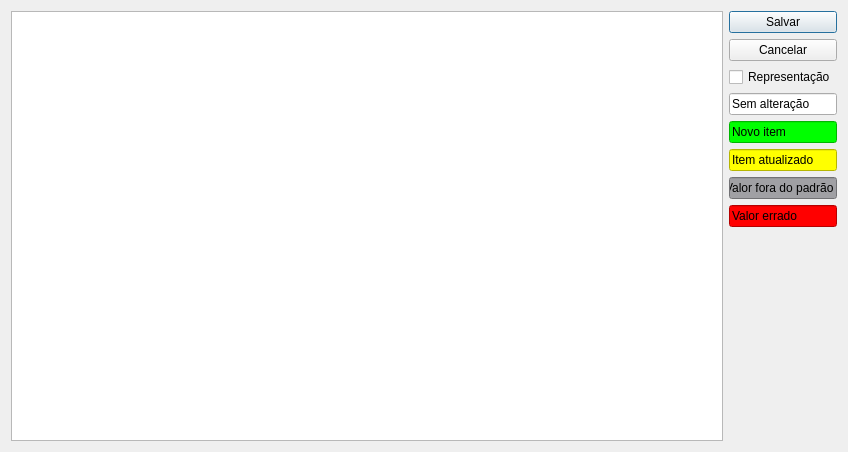
lellisls/ERP-STACCATO, file ui/importaprodutos.ui: the form before one commit.
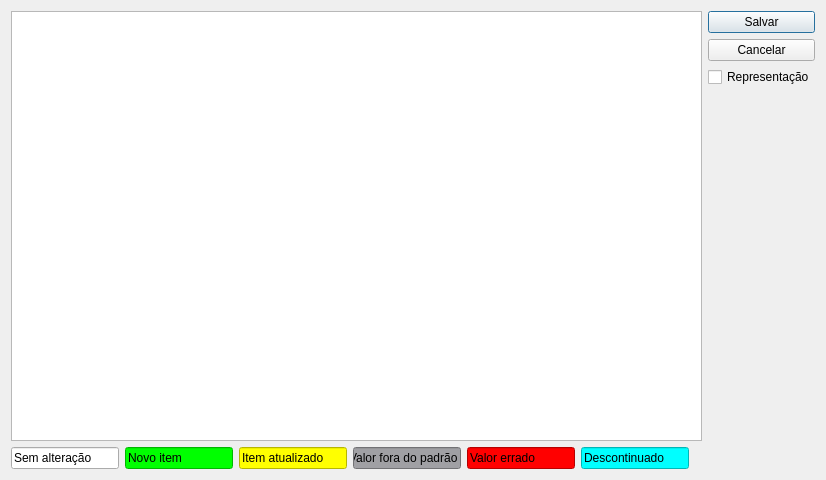
The form after the commit.

```diff
--- a/ui/importaprodutos.ui
+++ b/ui/importaprodutos.ui
@@ -6,67 +6,15 @@
    <rect>
     <x>0</x>
     <y>0</y>
-    <width>848</width>
-    <height>448</height>
+    <width>816</width>
+    <height>476</height>
    </rect>
   </property>
   <property name="windowTitle">
    <string>Importaçao</string>
   </property>
   <layout class="QGridLayout" name="gridLayout">
-   <item row="4" column="1">
-    <widget class="QLineEdit" name="lineEdit_2">
-     <property name="sizePolicy">
-      <sizepolicy hsizetype="Preferred" vsizetype="Fixed">
-       <horstretch>0</horstretch>
-       <verstretch>0</verstretch>
-      </sizepolicy>
-     </property>
-     <property name="styleSheet">
-      <string notr="true">background-color: rgb(0, 255, 0);</string>
-     </property>
-     <property name="text">
-      <string>Novo item</string>
-     </property>
-     <property name="readOnly">
-      <bool>true</bool>
-     </property>
-    </widget>
-   </item>
-   <item row="5" column="1">
-    <widget class="QLineEdit" name="lineEdit_3">
-     <property name="sizePolicy">
-      <sizepolicy hsizetype="Preferred" vsizetype="Fixed">
-       <horstretch>0</horstretch>
-       <verstretch>0</verstretch>
-      </sizepolicy>
-     </property>
-     <property name="styleSheet">
-      <string notr="true">background-color: rgb(255, 255, 0);</string>
-     </property>
-     <property name="text">
-      <string>Item atualizado</string>
-     </property>
-     <property name="readOnly">
-      <bool>true</bool>
-     </property>
-    </widget>
-   </item>
-   <item row="2" column="1">
-    <widget class="QCheckBox" name="checkBoxRepresentacao">
-     <property name="text">
-      <string>Representação</string>
-     </property>
-    </widget>
-   </item>
-   <item row="0" column="1">
-    <widget class="QPushButton" name="pushButtonSalvar">
-     <property name="text">
-      <string>Salvar</string>
-     </property>
-    </widget>
-   </item>
-   <item row="0" column="0" rowspan="9">
+   <item row="0" column="0" rowspan="4">
     <widget class="QTableView" name="tableProdutos">
      <property name="minimumSize">
       <size>
@@ -76,18 +24,12 @@
      </property>
     </widget>
    </item>
-   <item row="8" column="1">
-    <spacer name="verticalSpacer">
-     <property name="orientation">
-      <enum>Qt::Vertical</enum>
+   <item row="0" column="1">
+    <widget class="QPushButton" name="pushButtonSalvar">
+     <property name="text">
+      <string>Salvar</string>
      </property>
-     <property name="sizeHint" stdset="0">
-      <size>
-       <width>20</width>
-       <height>40</height>
-      </size>
-     </property>
-    </spacer>
+    </widget>
    </item>
    <item row="1" column="1">
     <widget class="QPushButton" name="pushButtonCancelar">
@@ -96,7 +38,29 @@
      </property>
     </widget>
    </item>
+   <item row="2" column="1">
+    <widget class="QCheckBox" name="checkBoxRepresentacao">
+     <property name="text">
+      <string>Representação</string>
+     </property>
+    </widget>
+   </item>
    <item row="3" column="1">
+    <spacer name="verticalSpacer">
+     <property name="orientation">
+      <enum>Qt::Vertical</enum>
+     </property>
+     <property name="sizeHint" stdset="0">
+      <size>
+       <width>20</width>
+       <height>40</height>
+      </size>
+     </property>
+    </spacer>
+   </item>
+   <item row="4" column="0" colspan="2">
+    <layout class="QHBoxLayout" name="horizontalLayout">
+     <item>
     <widget class="QLineEdit" name="lineEdit">
      <property name="sizePolicy">
       <sizepolicy hsizetype="Preferred" vsizetype="Fixed">
@@ -104,6 +68,12 @@
        <verstretch>0</verstretch>
       </sizepolicy>
      </property>
+       <property name="maximumSize">
+        <size>
+         <width>120</width>
+         <height>16777215</height>
+        </size>
+       </property>
      <property name="text">
       <string>Sem alteração</string>
      </property>
@@ -112,7 +82,57 @@
      </property>
     </widget>
    </item>
-   <item row="6" column="1">
+     <item>
+      <widget class="QLineEdit" name="lineEdit_2">
+       <property name="sizePolicy">
+        <sizepolicy hsizetype="Preferred" vsizetype="Fixed">
+         <horstretch>0</horstretch>
+         <verstretch>0</verstretch>
+        </sizepolicy>
+       </property>
+       <property name="maximumSize">
+        <size>
+         <width>120</width>
+         <height>16777215</height>
+        </size>
+       </property>
+       <property name="styleSheet">
+        <string notr="true">background-color: rgb(0, 255, 0);</string>
+       </property>
+       <property name="text">
+        <string>Novo item</string>
+       </property>
+       <property name="readOnly">
+        <bool>true</bool>
+       </property>
+      </widget>
+     </item>
+     <item>
+      <widget class="QLineEdit" name="lineEdit_3">
+       <property name="sizePolicy">
+        <sizepolicy hsizetype="Preferred" vsizetype="Fixed">
+         <horstretch>0</horstretch>
+         <verstretch>0</verstretch>
+        </sizepolicy>
+       </property>
+       <property name="maximumSize">
+        <size>
+         <width>120</width>
+         <height>16777215</height>
+        </size>
+       </property>
+       <property name="styleSheet">
+        <string notr="true">background-color: rgb(255, 255, 0);</string>
+       </property>
+       <property name="text">
+        <string>Item atualizado</string>
+       </property>
+       <property name="readOnly">
+        <bool>true</bool>
+       </property>
+      </widget>
+     </item>
+     <item>
     <widget class="QLineEdit" name="lineEdit_4">
      <property name="sizePolicy">
       <sizepolicy hsizetype="Preferred" vsizetype="Fixed">
@@ -120,6 +140,12 @@
        <verstretch>0</verstretch>
       </sizepolicy>
      </property>
+       <property name="maximumSize">
+        <size>
+         <width>120</width>
+         <height>16777215</height>
+        </size>
+       </property>
      <property name="styleSheet">
       <string notr="true">background-color: rgb(160, 160, 164);</string>
      </property>
@@ -131,7 +157,7 @@
      </property>
     </widget>
    </item>
-   <item row="7" column="1">
+     <item>
     <widget class="QLineEdit" name="lineEdit_5">
      <property name="sizePolicy">
       <sizepolicy hsizetype="Preferred" vsizetype="Fixed">
@@ -139,6 +165,12 @@
        <verstretch>0</verstretch>
       </sizepolicy>
      </property>
+       <property name="maximumSize">
+        <size>
+         <width>120</width>
+         <height>16777215</height>
+        </size>
+       </property>
      <property name="autoFillBackground">
       <bool>false</bool>
      </property>
@@ -152,6 +184,49 @@
       <bool>true</bool>
      </property>
     </widget>
+     </item>
+     <item>
+      <widget class="QLineEdit" name="lineEdit_6">
+       <property name="sizePolicy">
+        <sizepolicy hsizetype="Preferred" vsizetype="Fixed">
+         <horstretch>0</horstretch>
+         <verstretch>0</verstretch>
+        </sizepolicy>
+       </property>
+       <property name="maximumSize">
+        <size>
+         <width>120</width>
+         <height>16777215</height>
+        </size>
+       </property>
+       <property name="autoFillBackground">
+        <bool>false</bool>
+       </property>
+       <property name="styleSheet">
+        <string notr="true">background-color: rgb(0, 255, 255);</string>
+       </property>
+       <property name="text">
+        <string>Descontinuado</string>
+       </property>
+       <property name="readOnly">
+        <bool>true</bool>
+       </property>
+      </widget>
+     </item>
+     <item>
+      <spacer name="horizontalSpacer">
+       <property name="orientation">
+        <enum>Qt::Horizontal</enum>
+       </property>
+       <property name="sizeHint" stdset="0">
+        <size>
+         <width>40</width>
+         <height>20</height>
+        </size>
+       </property>
+      </spacer>
+     </item>
+    </layout>
    </item>
   </layout>
  </widget>
```
Lines whose indentation alone changed are shown as unchanged.
